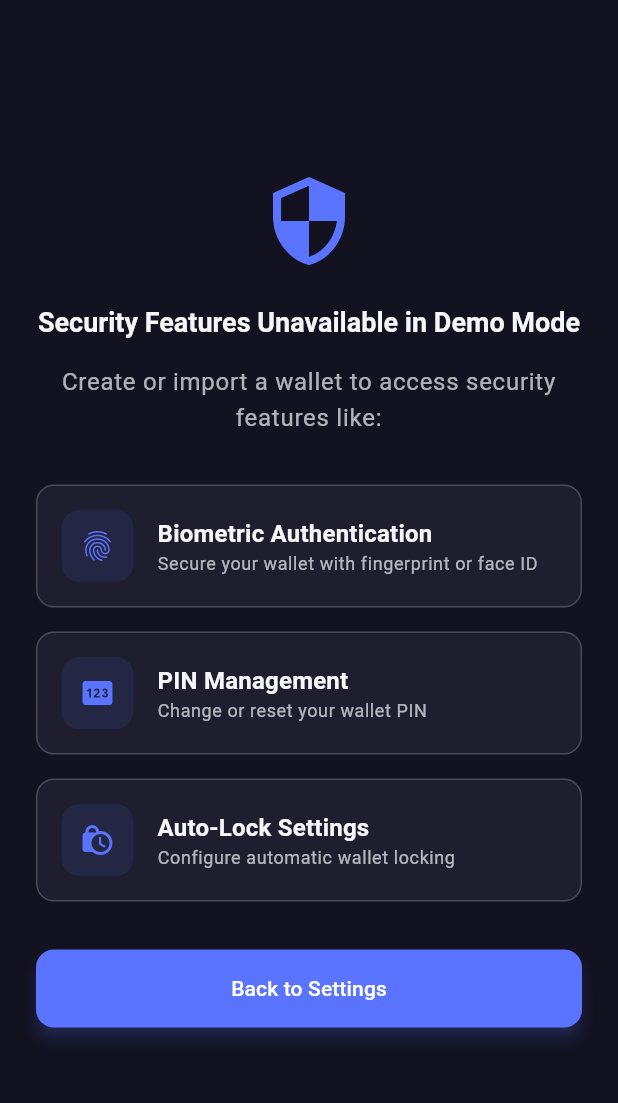
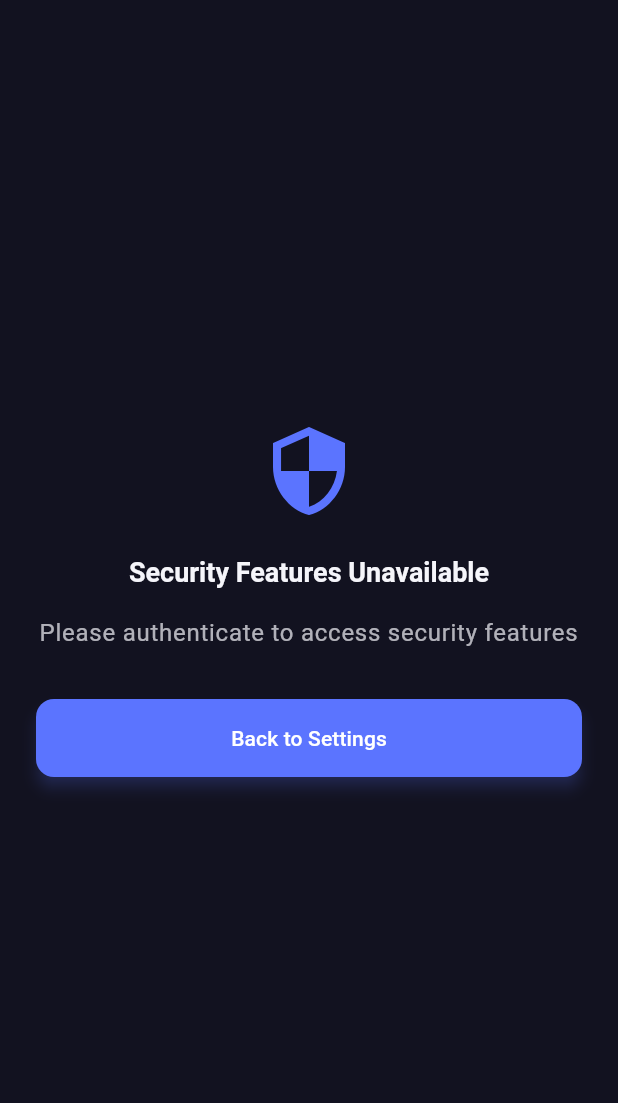
Before and after one commit to amandangol/PYUSD-Hub, a Flutter app: the SettingsScreen screen opened directly, after a tap on "Security Settings", on a phone screen of 412 x 824 dp, the part 60-1163 px from its top. Run offline on Flutter 3.47's test engine with Material 3 defaults, Android fonts, the light colour scheme and no system bars; our stand-ins replace cached_network_image, connectivity_plus, fl_chart, flutter_dotenv, flutter_local_notifications, flutter_markdown and 9 more; missing offline and left inert: bip39, ed25519_hd_key, encrypt, hex, mobile_scanner, web3dart; accounts and stored records are empty; project files that could hold a hidden picture were left out.

Commit message:
onboard demo mode issue fixed

```diff
--- a/lib/screens/authentication/screen/create_wallet_screen.dart
+++ b/lib/screens/authentication/screen/create_wallet_screen.dart
@@ -47,7 +47,7 @@ class _CreateWalletScreenState extends State<CreateWalletScreen> {
       await authProvider.createWallet(_pinController.text);
 
       if (mounted && authProvider.wallet != null) {
-        // Navigate to mnemonic confirmation screen
+        // Navigate to mnemonic confirmation screen with the PIN
         Navigator.of(context).pushNamed(
           AppRoutes.mnemonic,
           arguments: {
--- a/lib/screens/authentication/screen/import_wallet_screen.dart
+++ b/lib/screens/authentication/screen/import_wallet_screen.dart
@@ -2,6 +2,7 @@ import 'package:flutter/material.dart';
 import 'package:provider/provider.dart';
 import 'package:flutter/services.dart';
 import '../../../widgets/pyusd_components.dart';
+import '../../onboarding/provider/onboarding_provider.dart';
 import '../provider/auth_provider.dart';
 import '../service/wallet_service.dart';
 import '../widget/pin_input_widget.dart.dart';
@@ -80,6 +81,11 @@ class _ImportWalletScreenState extends State<ImportWalletScreen> {
       final mnemonic = _mnemonicController.text.trim();
 
       await authProvider.importWalletFromMnemonic(mnemonic, pin);
+
+      // Complete onboarding
+      final onboardingProvider =
+          Provider.of<OnboardingProvider>(context, listen: false);
+      await onboardingProvider.completeOnboarding();
 
       if (mounted) {
         // Set the wallet screen before navigation
--- a/lib/screens/networkcongestion/provider/network_congestion_provider.dart
+++ b/lib/screens/networkcongestion/provider/network_congestion_provider.dart
@@ -29,6 +29,13 @@ class NetworkCongestionProvider with ChangeNotifier {
   bool _isDisposed = false;
   bool _isFullyInitialized = false;
   bool _isInitializing = false;
+
+  bool _isWebSocketConnected = false;
+  String? _connectionError;
+
+  // Add getters
+  bool get isWebSocketConnected => _isWebSocketConnected;
+  String? get connectionError => _connectionError;
 
   // PYUSD Contract address on Ethereum mainnet
   final String _pyusdContractAddress =
--- a/lib/screens/settings/view/security_setting_screen.dart
+++ b/lib/screens/settings/view/security_setting_screen.dart
@@ -2,10 +2,10 @@ import 'package:flutter/material.dart';
 import 'package:provider/provider.dart';
 import 'package:pinput/pinput.dart';
 import 'package:pyusd_hub/utils/snackbar_utils.dart';
+import '../../../routes/app_routes.dart';
 import '../../../widgets/pyusd_components.dart';
 import '../../authentication/provider/auth_provider.dart';
 import '../../authentication/provider/security_setting_provider.dart';
-import '../../authentication/provider/session_provider.dart';
 import '../../onboarding/provider/onboarding_provider.dart';
 
 class SecuritySettingsScreen extends StatefulWidget {
@@ -430,7 +430,12 @@ class _SecuritySettingsScreenState extends State<SecuritySettingsScreen> {
     final onboardingProvider = Provider.of<OnboardingProvider>(context);
     final authProvider = Provider.of<AuthProvider>(context);
 
-    if (onboardingProvider.isDemoMode || !authProvider.hasWallet) {
+    // Check if we have a wallet and are authenticated
+    final hasAuthenticatedWallet =
+        authProvider.hasWallet && authProvider.isAuthenticated;
+
+    // Show demo view if in demo mode or no authenticated wallet
+    if (onboardingProvider.isDemoMode || !hasAuthenticatedWallet) {
       return _buildDemoSecurityView(context);
     }
 
@@ -612,6 +617,7 @@ class _SecuritySettingsScreenState extends State<SecuritySettingsScreen> {
   Widget _buildDemoSecurityView(BuildContext context) {
     final theme = Theme.of(context);
     final isDarkMode = theme.brightness == Brightness.dark;
+    final onboardingProvider = Provider.of<OnboardingProvider>(context);
 
     return Scaffold(
       backgroundColor: theme.scaffoldBackgroundColor,
@@ -633,7 +639,7 @@ class _SecuritySettingsScreenState extends State<SecuritySettingsScreen> {
               ),
               const SizedBox(height: 24),
               Text(
-                'Security Features Unavailable in Demo Mode',
+                'Security Features Unavailable',
                 style: theme.textTheme.headlineSmall?.copyWith(
                   fontWeight: FontWeight.bold,
                 ),
@@ -641,39 +647,24 @@ class _SecuritySettingsScreenState extends State<SecuritySettingsScreen> {
               ),
               const SizedBox(height: 16),
               Text(
-                'Create or import a wallet to access security features like:',
+                onboardingProvider.isDemoMode
+                    ? 'Create or import a wallet to access security features'
+                    : 'Please authenticate to access security features',
                 style: theme.textTheme.bodyLarge?.copyWith(
                   color: theme.colorScheme.onSurface.withOpacity(0.7),
                 ),
                 textAlign: TextAlign.center,
               ),
               const SizedBox(height: 32),
-              _buildFeatureItem(
-                context,
-                Icons.fingerprint,
-                'Biometric Authentication',
-                'Secure your wallet with fingerprint or face ID',
-              ),
-              const SizedBox(height: 16),
-              _buildFeatureItem(
-                context,
-                Icons.pin,
-                'PIN Management',
-                'Change or reset your wallet PIN',
-              ),
-              const SizedBox(height: 16),
-              _buildFeatureItem(
-                context,
-                Icons.lock_clock,
-                'Auto-Lock Settings',
-                'Configure automatic wallet locking',
-              ),
-              const SizedBox(height: 32),
               SizedBox(
                 width: double.infinity,
                 child: ElevatedButton(
                   onPressed: () {
-                    Navigator.pop(context); // Go back to settings
+                    if (onboardingProvider.isDemoMode) {
+                      _showExitDemoDialog(context);
+                    } else {
+                      Navigator.pop(context);
+                    }
                   },
                   style: ElevatedButton.styleFrom(
                     backgroundColor: theme.colorScheme.primary,
@@ -682,7 +673,9 @@ class _SecuritySettingsScreenState extends State<SecuritySettingsScreen> {
                       borderRadius: BorderRadius.circular(12),
                     ),
                   ),
-                  child: const Text('Back to Settings'),
+                  child: Text(onboardingProvider.isDemoMode
+                      ? 'Exit Demo Mode'
+                      : 'Back to Settings'),
                 ),
               ),
             ],
@@ -692,56 +685,37 @@ class _SecuritySettingsScreenState extends State<SecuritySettingsScreen> {
     );
   }
 
-  Widget _buildFeatureItem(
-    BuildContext context,
-    IconData icon,
-    String title,
-    String description,
-  ) {
-    final theme = Theme.of(context);
-
-    return Container(
-      padding: const EdgeInsets.all(16),
-      decoration: BoxDecoration(
-        color: theme.colorScheme.surface,
-        borderRadius: BorderRadius.circular(12),
-        border: Border.all(
-          color: theme.colorScheme.outline.withOpacity(0.2),
+  void _showExitDemoDialog(BuildContext context) {
+    showDialog(
+      context: context,
+      builder: (context) => AlertDialog(
+        title: const Text('Exit Demo Mode'),
+        content: const Text(
+          'Are you sure you want to exit demo mode? You will need to create or import a wallet to continue.',
         ),
-      ),
-      child: Row(
-        children: [
-          Container(
-            padding: const EdgeInsets.all(12),
-            decoration: BoxDecoration(
-              color: theme.colorScheme.primary.withOpacity(0.1),
-              borderRadius: BorderRadius.circular(12),
+        actions: [
+          TextButton(
+            onPressed: () => Navigator.pop(context),
+            child: const Text('Cancel'),
+          ),
+          ElevatedButton(
+            style: ElevatedButton.styleFrom(
+              backgroundColor: Colors.red,
+              foregroundColor: Colors.white,
             ),
-            child: Icon(
-              icon,
-              color: theme.colorScheme.primary,
-              size: 24,
-            ),
-          ),
-          const SizedBox(width: 16),
-          Expanded(
-            child: Column(
-              crossAxisAlignment: CrossAxisAlignment.start,
-              children: [
-                Text(
-                  title,
-                  style: theme.textTheme.titleMedium?.copyWith(
-                    fontWeight: FontWeight.bold,
-                  ),
-                ),
-                Text(
-                  description,
-                  style: theme.textTheme.bodySmall?.copyWith(
-                    color: theme.colorScheme.onSurface.withOpacity(0.7),
-                  ),
-                ),
-              ],
-            ),
+            onPressed: () async {
+              final onboardingProvider =
+                  Provider.of<OnboardingProvider>(context, listen: false);
+              await onboardingProvider.exitDemoMode();
+              if (context.mounted) {
+                Navigator.pushNamedAndRemoveUntil(
+                  context,
+                  AppRoutes.walletSelection,
+                  (route) => false,
+                );
+              }
+            },
+            child: const Text('Exit Demo Mode'),
           ),
         ],
       ),
--- a/lib/screens/settings/view/settings_screen.dart
+++ b/lib/screens/settings/view/settings_screen.dart
@@ -59,6 +59,12 @@ class _SettingsScreenState extends State<SettingsScreen> {
     final primaryColor = theme.colorScheme.primary;
     final dividerColor = theme.dividerTheme.color ?? theme.dividerColor;
 
+    // Check if we have a wallet and are authenticated
+    final hasAuthenticatedWallet =
+        authProvider.hasWallet && authProvider.isAuthenticated;
+    final showWalletFeatures =
+        !onboardingProvider.isDemoMode && hasAuthenticatedWallet;
+
     return Scaffold(
       backgroundColor: backgroundColor,
       appBar: PyusdAppBar(
@@ -72,8 +78,8 @@ class _SettingsScreenState extends State<SettingsScreen> {
           child: Column(
             crossAxisAlignment: CrossAxisAlignment.start,
             children: [
-              // Account section
-              if (!onboardingProvider.isDemoMode && authProvider.hasWallet)
+              // Account section - only show if has authenticated wallet
+              if (showWalletFeatures) ...[
                 Text(
                   'ACCOUNT',
                   style: theme.textTheme.labelLarge?.copyWith(
@@ -81,9 +87,7 @@ class _SettingsScreenState extends State<SettingsScreen> {
                     color: primaryColor,
                   ),
                 ),
-              if (!onboardingProvider.isDemoMode && authProvider.hasWallet)
                 const SizedBox(height: 8),
-              if (!onboardingProvider.isDemoMode && authProvider.hasWallet)
                 Card(
                   color: cardColor,
                   elevation: theme.cardTheme.elevation ?? 2,
@@ -94,8 +98,7 @@ class _SettingsScreenState extends State<SettingsScreen> {
                   child: Column(
                     children: [
                       // Wallet address
-                      if (!onboardingProvider.isDemoMode &&
-                          authProvider.hasWallet)
+                      if (showWalletFeatures)
                         ListTile(
                           title: Text('Wallet Address',
                               style: theme.textTheme.titleMedium),
@@ -119,11 +122,9 @@ class _SettingsScreenState extends State<SettingsScreen> {
                             );
                           },
                         ),
-                      if (!onboardingProvider.isDemoMode &&
-                          authProvider.hasWallet)
+                      if (showWalletFeatures)
                         Divider(height: 1, color: dividerColor),
-                      if (!onboardingProvider.isDemoMode &&
-                          authProvider.hasWallet)
+                      if (showWalletFeatures)
                         ListTile(
                           title: Text('Export Private Key',
                               style: theme.textTheme.titleMedium),
@@ -133,11 +134,9 @@ class _SettingsScreenState extends State<SettingsScreen> {
                             _showPrivateKeyDialog(context, authProvider.wallet);
                           },
                         ),
-                      if (!onboardingProvider.isDemoMode &&
-                          authProvider.hasWallet)
+                      if (showWalletFeatures)
                         Divider(height: 1, color: dividerColor),
-                      if (!onboardingProvider.isDemoMode &&
-                          authProvider.hasWallet)
+                      if (showWalletFeatures)
                         ListTile(
                           title: Text('Backup Recovery Phrase',
                               style: theme.textTheme.titleMedium),
@@ -151,6 +150,7 @@ class _SettingsScreenState extends State<SettingsScreen> {
                     ],
                   ),
                 ),
+              ],
 
               // Appearance section
               Text(
@@ -506,19 +506,22 @@ class _SettingsScreenState extends State<SettingsScreen> {
                   title: Text(
                     onboardingProvider.isDemoMode
                         ? 'Exit Demo Mode'
-                        : 'Log Out',
+                        : hasAuthenticatedWallet
+                            ? 'Log Out'
+                            : 'Exit Demo Mode',
                     style: theme.textTheme.bodySmall?.copyWith(
                       color: theme.colorScheme.error,
                     ),
                   ),
                   leading: Icon(
-                    onboardingProvider.isDemoMode
+                    onboardingProvider.isDemoMode || !hasAuthenticatedWallet
                         ? Icons.exit_to_app
                         : Icons.logout,
                     color: theme.colorScheme.error,
                   ),
                   onTap: () {
-                    if (onboardingProvider.isDemoMode) {
+                    if (onboardingProvider.isDemoMode ||
+                        !hasAuthenticatedWallet) {
                       _showExitDemoDialog(context);
                     } else {
                       _showLogoutDialog(context);
--- a/pubspec.yaml
+++ b/pubspec.yaml
@@ -64,12 +64,10 @@ dependencies:
   pinput: ^5.0.1
   flutter_local_notifications: ^18.0.1
   permission_handler: ^11.3.1
-  cloud_firestore: ^5.6.5
-  firebase_core: ^3.12.1
-  firebase_auth: ^5.5.1
   google_generative_ai: ^0.2.0
   flutter_markdown: ^0.7.6+2
   flutter_svg: ^2.0.17
+  connectivity_plus: ^6.1.3
 
 dev_dependencies:
   flutter_test:
```
Also changed, not shown: lib/main.dart (+12 -18 lines), lib/screens/authentication/provider/auth_provider.dart (+11 -1 lines), lib/screens/authentication/screen/mnemonic_screen.dart (+19 -7 lines), lib/screens/insights/widgets/exchange_list_item.dart (+4 -3 lines), lib/screens/onboarding/provider/onboarding_provider.dart (+13 -1 lines), lib/screens/onboarding/view/onboarding_screen.dart (+136 -96 lines), lib/screens/wallet/view/wallet_screen.dart (+11 -1 lines), lib/services/ethereum_rpc_service.dart (+22 -4 lines), lib/services/network_service.dart (added, +26 -0 lines), lib/widgets/network_aware_widget.dart (added, +82 -0 lines), lib/firebase_options.dart, pubspec.lock, 4 other files.
